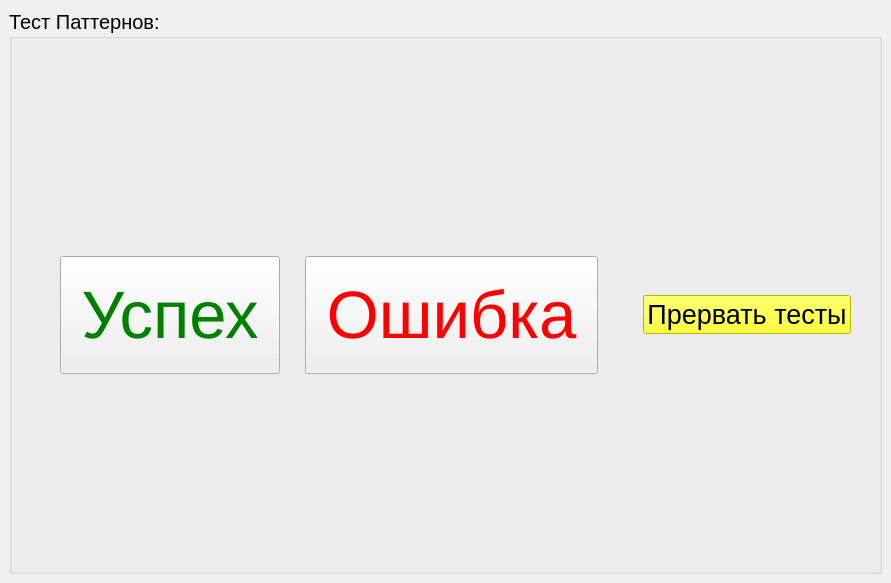
First picture: the form in ui/test_patterns.ui, repository Mex93/MonoblockTests, before the edit.
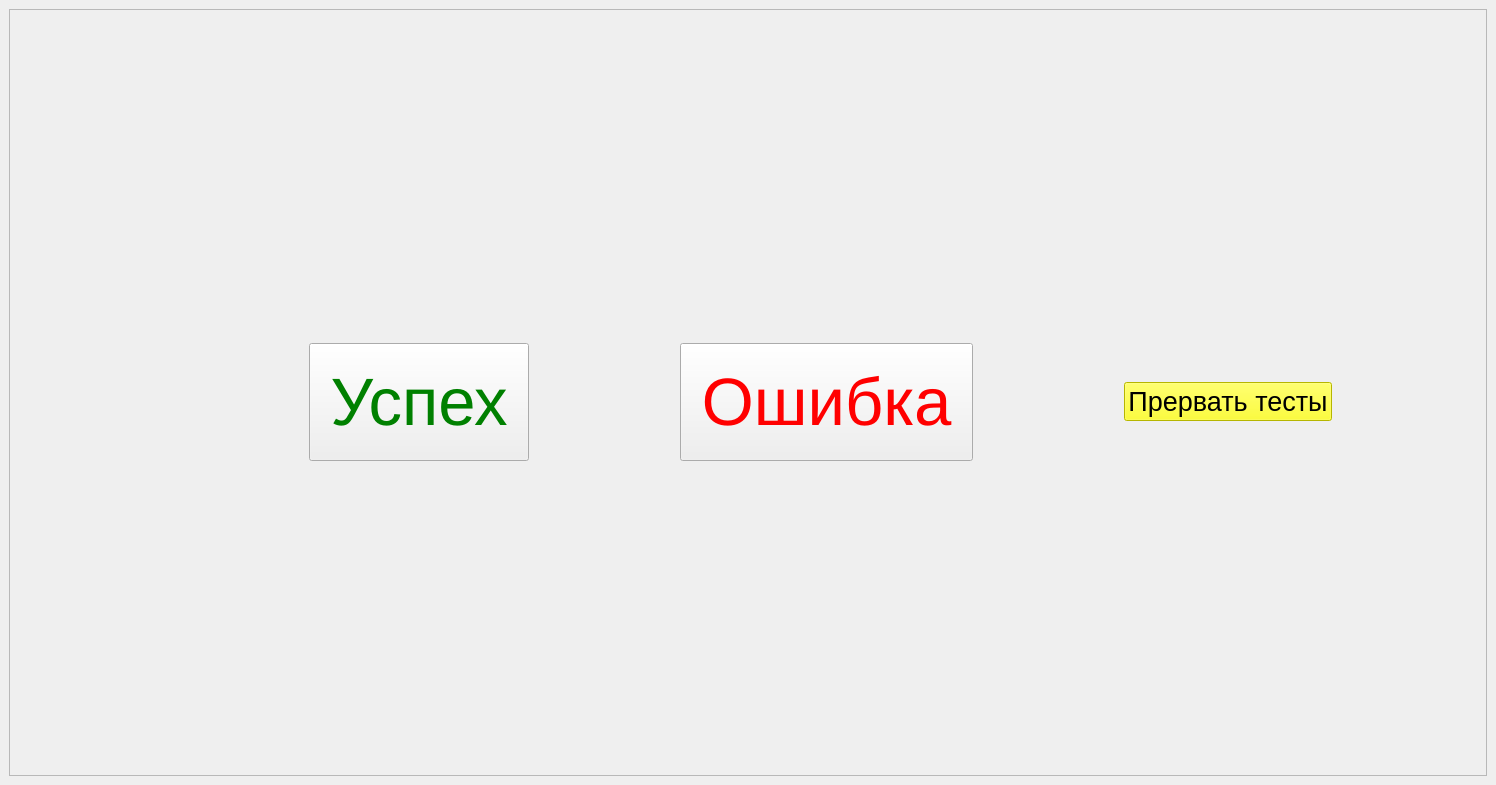
Second picture: the form after the edit. Icons and pictures are not drawn.

Diff of the .ui file:
```diff
--- a/ui/test_patterns.ui
+++ b/ui/test_patterns.ui
@@ -6,8 +6,8 @@
    <rect>
     <x>0</x>
     <y>0</y>
-    <width>891</width>
-    <height>583</height>
+    <width>1496</width>
+    <height>785</height>
    </rect>
   </property>
   <property name="windowTitle">
@@ -18,28 +18,17 @@
     <normaloff>:/res/images/logo.ico</normaloff>:/res/images/logo.ico</iconset>
   </property>
   <widget class="QWidget" name="centralwidget">
-   <layout class="QVBoxLayout" name="verticalLayout_3">
-    <item>
-     <widget class="QGroupBox" name="groupBox">
-      <property name="font">
-       <font>
-        <pointsize>15</pointsize>
-       </font>
-      </property>
-      <property name="title">
-       <string>Тест Паттернов:</string>
-      </property>
-      <layout class="QHBoxLayout" name="horizontalLayout_3">
-       <item>
         <layout class="QVBoxLayout" name="verticalLayout_2">
          <item>
+     <widget class="QFrame" name="frame_btns">
+      <property name="frameShape">
+       <enum>QFrame::Shape::StyledPanel</enum>
+      </property>
+      <property name="frameShadow">
+       <enum>QFrame::Shadow::Raised</enum>
+      </property>
           <layout class="QVBoxLayout" name="verticalLayout">
            <item>
-            <layout class="QHBoxLayout" name="horizontalLayout_2"/>
-           </item>
-          </layout>
-         </item>
-         <item>
           <layout class="QHBoxLayout" name="horizontalLayout">
            <property name="topMargin">
             <number>20</number>
@@ -129,20 +118,7 @@
             </spacer>
            </item>
            <item>
-            <layout class="QHBoxLayout" name="horizontalLayout_4" stretch="0,0">
-             <item>
-              <spacer name="horizontalSpacer_8">
-               <property name="orientation">
-                <enum>Qt::Orientation::Horizontal</enum>
-               </property>
-               <property name="sizeHint" stdset="0">
-                <size>
-                 <width>40</width>
-                 <height>20</height>
-                </size>
-               </property>
-              </spacer>
-             </item>
+          <layout class="QHBoxLayout" name="horizontalLayout_4" stretch="0">
              <item>
               <widget class="QPushButton" name="pushButton_all_test_break">
                <property name="font">
@@ -172,8 +148,6 @@
               </size>
              </property>
             </spacer>
-           </item>
-          </layout>
          </item>
         </layout>
        </item>
```
Lines whose indentation alone changed are shown as unchanged.
